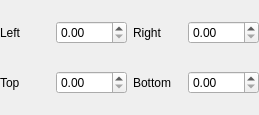
Old version of the form ACF/Include/iqt2d/CRectangleParamsGuiComp.ui in the repository ImagingTools/Acf.
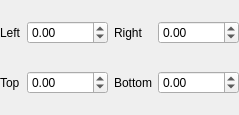
New version of the form.

Commit message: Rectangle shape added.

```diff
--- a/ACF/Include/iqt2d/CRectangleParamsGuiComp.ui
+++ b/ACF/Include/iqt2d/CRectangleParamsGuiComp.ui
@@ -5,7 +5,7 @@
    <rect>
     <x>0</x>
     <y>0</y>
-    <width>259</width>
+    <width>223</width>
     <height>115</height>
    </rect>
   </property>
@@ -46,8 +46,11 @@
        <verstretch>0</verstretch>
       </sizepolicy>
      </property>
+     <property name="minimum" >
+      <double>-10000.000000000000000</double>
+     </property>
      <property name="maximum" >
-      <double>1000.000000000000000</double>
+      <double>10000.000000000000000</double>
      </property>
     </widget>
    </item>
@@ -72,8 +75,11 @@
        <verstretch>0</verstretch>
       </sizepolicy>
      </property>
+     <property name="minimum" >
+      <double>-10000.000000000000000</double>
+     </property>
      <property name="maximum" >
-      <double>1000.000000000000000</double>
+      <double>10000.000000000000000</double>
      </property>
     </widget>
    </item>
@@ -98,8 +104,11 @@
        <verstretch>0</verstretch>
       </sizepolicy>
      </property>
+     <property name="minimum" >
+      <double>-10000.000000000000000</double>
+     </property>
      <property name="maximum" >
-      <double>1000.000000000000000</double>
+      <double>10000.000000000000000</double>
      </property>
     </widget>
    </item>
@@ -124,8 +133,11 @@
        <verstretch>0</verstretch>
       </sizepolicy>
      </property>
+     <property name="minimum" >
+      <double>-10000.000000000000000</double>
+     </property>
      <property name="maximum" >
-      <double>1000.000000000000000</double>
+      <double>10000.000000000000000</double>
      </property>
     </widget>
    </item>
```
The commit also changes 17 other files.
